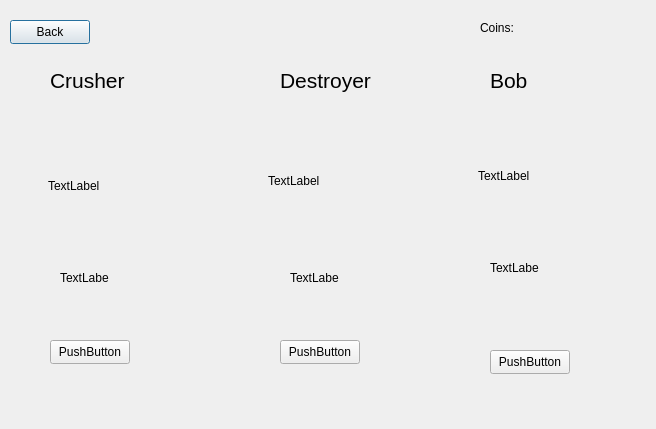
The window that itemshopwindow.ui (bobelmasry/GeometryDashQT) describes before a commit, drawn with Qt 5.
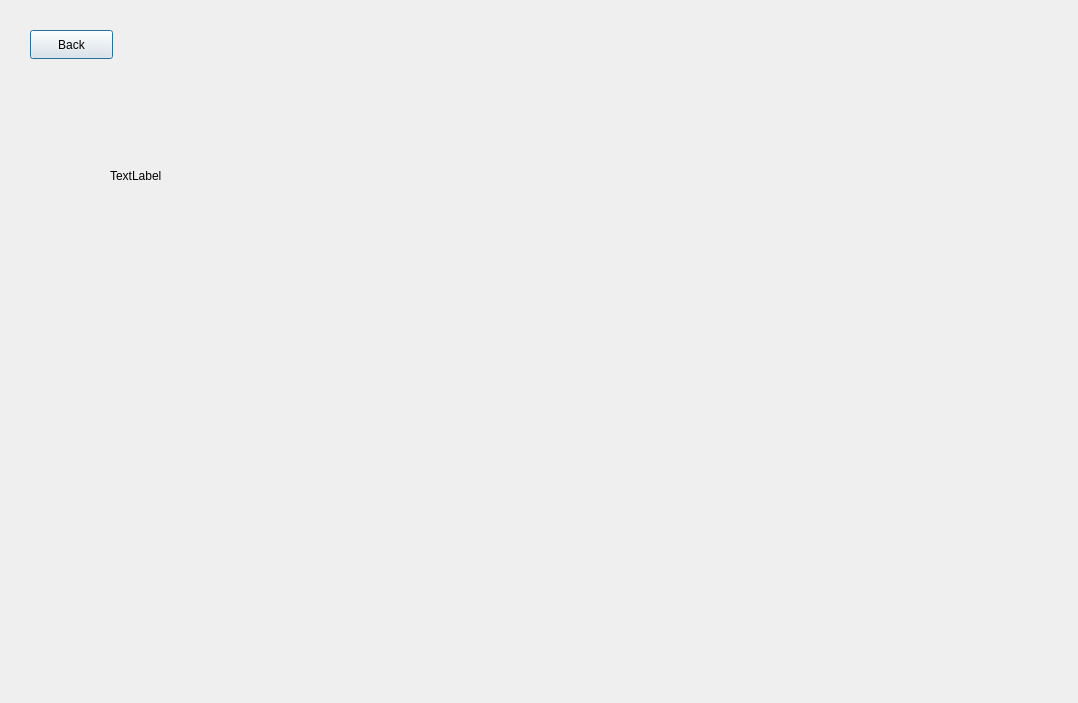
The same window after the commit.

What changed in the file:
```diff
--- a/itemshopwindow.ui
+++ b/itemshopwindow.ui
@@ -6,8 +6,8 @@
    <rect>
     <x>0</x>
     <y>0</y>
-    <width>656</width>
-    <height>429</height>
+    <width>1078</width>
+    <height>703</height>
    </rect>
   </property>
   <property name="windowTitle">
@@ -16,10 +16,10 @@
   <widget class="QPushButton" name="backButton">
    <property name="geometry">
     <rect>
-     <x>10</x>
-     <y>20</y>
-     <width>80</width>
-     <height>24</height>
+     <x>30</x>
+     <y>30</y>
+     <width>83</width>
+     <height>29</height>
     </rect>
    </property>
    <property name="text">
@@ -29,213 +29,16 @@
   <widget class="QLabel" name="skin1Label">
    <property name="geometry">
     <rect>
-     <x>48</x>
-     <y>145</y>
-     <width>101</width>
-     <height>81</height>
+     <x>110</x>
+     <y>120</y>
+     <width>121</width>
+     <height>111</height>
     </rect>
    </property>
    <property name="text">
     <string>TextLabel</string>
    </property>
   </widget>
-  <widget class="QLabel" name="skin2Label">
-   <property name="geometry">
-    <rect>
-     <x>268</x>
-     <y>135</y>
-     <width>111</width>
-     <height>91</height>
-    </rect>
-   </property>
-   <property name="text">
-    <string>TextLabel</string>
-   </property>
-  </widget>
-  <widget class="QLabel" name="skin3Label">
-   <property name="geometry">
-    <rect>
-     <x>478</x>
-     <y>135</y>
-     <width>111</width>
-     <height>81</height>
-    </rect>
-   </property>
-   <property name="text">
-    <string>TextLabel</string>
-   </property>
-  </widget>
-  <widget class="QPushButton" name="skin1Button">
-   <property name="geometry">
-    <rect>
-     <x>50</x>
-     <y>340</y>
-     <width>80</width>
-     <height>24</height>
-    </rect>
-   </property>
-   <property name="text">
-    <string>PushButton</string>
-   </property>
-  </widget>
-  <widget class="QPushButton" name="skin2Button">
-   <property name="geometry">
-    <rect>
-     <x>280</x>
-     <y>340</y>
-     <width>80</width>
-     <height>24</height>
-    </rect>
-   </property>
-   <property name="text">
-    <string>PushButton</string>
-   </property>
-  </widget>
-  <widget class="QPushButton" name="skin3Button">
-   <property name="geometry">
-    <rect>
-     <x>490</x>
-     <y>350</y>
-     <width>80</width>
-     <height>24</height>
-    </rect>
-   </property>
-   <property name="text">
-    <string>PushButton</string>
-   </property>
-  </widget>
-  <widget class="QLabel" name="label">
-   <property name="geometry">
-    <rect>
-     <x>50</x>
-     <y>70</y>
-     <width>91</width>
-     <height>21</height>
-    </rect>
-   </property>
-   <property name="font">
-    <font>
-     <pointsize>16</pointsize>
-    </font>
-   </property>
-   <property name="text">
-    <string>Crusher</string>
-   </property>
-  </widget>
-  <widget class="QLabel" name="label_2">
-   <property name="geometry">
-    <rect>
-     <x>280</x>
-     <y>60</y>
-     <width>101</width>
-     <height>41</height>
-    </rect>
-   </property>
-   <property name="font">
-    <font>
-     <pointsize>16</pointsize>
-    </font>
-   </property>
-   <property name="text">
-    <string>Destroyer</string>
-   </property>
-  </widget>
-  <widget class="QLabel" name="label_3">
-   <property name="geometry">
-    <rect>
-     <x>490</x>
-     <y>70</y>
-     <width>61</width>
-     <height>21</height>
-    </rect>
-   </property>
-   <property name="font">
-    <font>
-     <pointsize>16</pointsize>
-    </font>
-   </property>
-   <property name="text">
-    <string>Bob</string>
-   </property>
-  </widget>
-  <widget class="QLabel" name="skin1Details">
-   <property name="geometry">
-    <rect>
-     <x>60</x>
-     <y>270</y>
-     <width>49</width>
-     <height>16</height>
-    </rect>
-   </property>
-   <property name="text">
-    <string>TextLabel</string>
-   </property>
-  </widget>
-  <widget class="QLabel" name="skin2Details">
-   <property name="geometry">
-    <rect>
-     <x>290</x>
-     <y>270</y>
-     <width>49</width>
-     <height>16</height>
-    </rect>
-   </property>
-   <property name="text">
-    <string>TextLabel</string>
-   </property>
-  </widget>
-  <widget class="QLabel" name="skin3Details">
-   <property name="geometry">
-    <rect>
-     <x>490</x>
-     <y>260</y>
-     <width>49</width>
-     <height>16</height>
-    </rect>
-   </property>
-   <property name="text">
-    <string>TextLabel</string>
-   </property>
-  </widget>
-  <widget class="QLabel" name="errorLabel">
-   <property name="geometry">
-    <rect>
-     <x>240</x>
-     <y>390</y>
-     <width>181</width>
-     <height>20</height>
-    </rect>
-   </property>
-   <property name="text">
-    <string/>
-   </property>
-  </widget>
-  <widget class="QLabel" name="label_4">
-   <property name="geometry">
-    <rect>
-     <x>480</x>
-     <y>20</y>
-     <width>49</width>
-     <height>16</height>
-    </rect>
-   </property>
-   <property name="text">
-    <string>Coins:</string>
-   </property>
-  </widget>
-  <widget class="QLabel" name="coinLabel">
-   <property name="geometry">
-    <rect>
-     <x>540</x>
-     <y>20</y>
-     <width>49</width>
-     <height>16</height>
-    </rect>
-   </property>
-   <property name="text">
-    <string/>
-   </property>
-  </widget>
  </widget>
  <resources/>
  <connections/>
```
Left out of the diff: 4 changed lines with no effect on the pictures.
